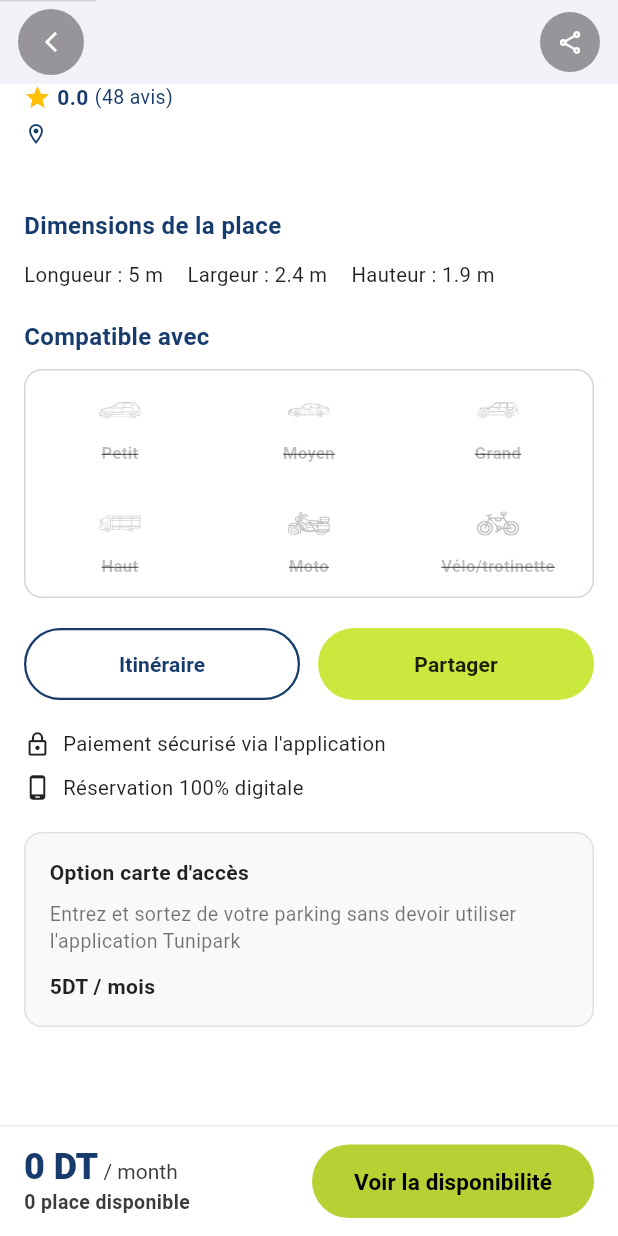
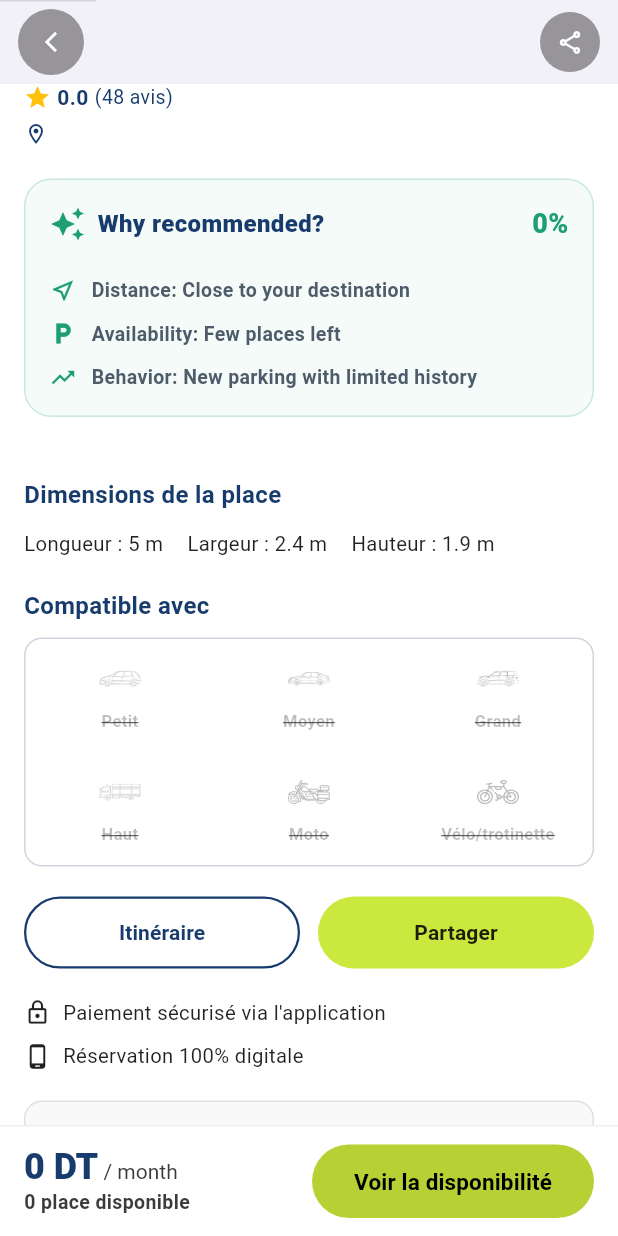
Before and after one commit to GhayethArbi/flutter-project, a Flutter app: the ParkingDetailsScreen screen opened directly with empty values, scrolled down 259 dp, on a phone screen of 412 x 824 dp. Run offline on Flutter 3.47's test engine with Material 3 defaults, Android fonts, the phone set to English and light mode, and no system bars; our stand-ins replace app_links, dio, equatable, file_picker, flutter_bloc, flutter_secure_storage and 4 more; missing offline and left inert: mapbox_maps_flutter; accounts and stored records are empty; network calls fail.

Commit message:
feat(ai): explain parking recommendations in details screen

```diff
--- a/lib/features/parking_details/view/parking_details_screen.dart
+++ b/lib/features/parking_details/view/parking_details_screen.dart
@@ -71,8 +71,6 @@ class _ParkingDetailsScreenState extends State<ParkingDetailsScreen> {
     _commentController.dispose();
     super.dispose();
   }
-
-
 
   @override
   Widget build(BuildContext context) {
@@ -250,6 +248,16 @@ class _ParkingDetailsScreenState extends State<ParkingDetailsScreen> {
                           desktop: 28,
                         ),
                       ),
+                      if (p.ai != null) ...[
+                        _WhyRecommendedSection(ai: p.ai!),
+                        SizedBox(
+                          height: rs.adaptive(
+                            mobile: 20,
+                            tablet: 24,
+                            desktop: 28,
+                          ),
+                        ),
+                      ],
                       ParkingCharacteristics(
                         characteristics: widget.parking.characteristics,
                       ),
@@ -318,4 +326,106 @@ class _ParkingDetailsScreenState extends State<ParkingDetailsScreen> {
   }
 
   final GlobalKey _reviewsKey = GlobalKey();
+
 }
+class _WhyRecommendedSection extends StatelessWidget {
+  final ParkingAiInfo ai;
+
+  const _WhyRecommendedSection({required this.ai});
+
+  @override
+  Widget build(BuildContext context) {
+    return Container(
+      padding: const EdgeInsets.all(16),
+      decoration: BoxDecoration(
+        color: const Color(0xFFF4FBF8),
+        borderRadius: BorderRadius.circular(18),
+        border: Border.all(
+          color: const Color(0xFF1D9E75).withValues(alpha: 0.20),
+        ),
+      ),
+      child: Column(
+        crossAxisAlignment: CrossAxisAlignment.start,
+        children: [
+          Row(
+            children: [
+              const Icon(Icons.auto_awesome, color: Color(0xFF1D9E75)),
+              const SizedBox(width: 8),
+              const Expanded(
+                child: Text(
+                  'Why recommended?',
+                  style: TextStyle(
+                    fontWeight: FontWeight.w800,
+                    fontSize: 16,
+                    color: Color(0xFF173B6C),
+                  ),
+                ),
+              ),
+              Text(
+                '${ai.matchPercent}%',
+                style: const TextStyle(
+                  fontWeight: FontWeight.w900,
+                  fontSize: 18,
+                  color: Color(0xFF1D9E75),
+                ),
+              ),
+            ],
+          ),
+          const SizedBox(height: 12),
+          _AiExplanationRow(
+            icon: Icons.near_me_outlined,
+            title: 'Distance',
+            value: ai.distanceLabel,
+          ),
+          _AiExplanationRow(
+            icon: Icons.local_parking,
+            title: 'Availability',
+            value: ai.availabilityLabel,
+          ),
+          _AiExplanationRow(
+            icon: Icons.trending_up,
+            title: 'Behavior',
+            value: ai.conversionRate > 0
+                ? 'Drivers often choose this parking'
+                : 'New parking with limited history',
+          ),
+        ],
+      ),
+    );
+  }
+}
+
+class _AiExplanationRow extends StatelessWidget {
+  final IconData icon;
+  final String title;
+  final String value;
+
+  const _AiExplanationRow({
+    required this.icon,
+    required this.title,
+    required this.value,
+  });
+
+  @override
+  Widget build(BuildContext context) {
+    return Padding(
+      padding: const EdgeInsets.only(top: 10),
+      child: Row(
+        children: [
+          Icon(icon, size: 18, color: const Color(0xFF1D9E75)),
+          const SizedBox(width: 10),
+          Expanded(
+            child: Text(
+              '$title: $value',
+              style: const TextStyle(
+                fontSize: 13,
+                fontWeight: FontWeight.w600,
+                color: Color(0xFF4D5B6A),
+              ),
+            ),
+          ),
+        ],
+      ),
+    );
+  }
+}
--- a/lib/features/parking_map/widgets/parking_card_item.dart
+++ b/lib/features/parking_map/widgets/parking_card_item.dart
@@ -7,11 +7,13 @@ import 'package:tunipark/features/parking_map/models/parking_place.dart';
 class ParkingCardItem extends StatelessWidget {
   final ParkingPlace parking;
   final bool isSelected;
+  final bool isBestRecommendation;
 
   const ParkingCardItem({
     super.key,
     required this.parking,
     required this.isSelected,
+    this.isBestRecommendation = false,
   });
 
   @override
@@ -77,6 +79,27 @@ class ParkingCardItem extends StatelessWidget {
                 child: Column(
                   crossAxisAlignment: CrossAxisAlignment.start,
                   children: [
+                    if (isBestRecommendation) ...[
+                      Container(
+                        padding: const EdgeInsets.symmetric(
+                          horizontal: 8,
+                          vertical: 4,
+                        ),
+                        decoration: BoxDecoration(
+                          color: const Color(0xFFFFF4D6),
+                          borderRadius: BorderRadius.circular(20),
+                        ),
+                        child: const Text(
+                          '⭐ Best Match',
+                          style: TextStyle(
+                            fontSize: 11,
+                            fontWeight: FontWeight.w800,
+                            color: Color(0xFF9A6B00),
+                          ),
+                        ),
+                      ),
+                      const SizedBox(height: 6),
+                    ],
                     Row(
                       children: [
                         const Icon(Icons.star, color: Colors.amber, size: 16),
--- a/lib/features/parking_map/widgets/parking_cards_section.dart
+++ b/lib/features/parking_map/widgets/parking_cards_section.dart
@@ -9,10 +9,7 @@ import 'parking_card_item.dart';
 class ParkingCardsSection extends StatelessWidget {
   final PageController pageController;
 
-  const ParkingCardsSection({
-    super.key,
-    required this.pageController,
-  });
+  const ParkingCardsSection({super.key, required this.pageController});
 
   @override
   Widget build(BuildContext context) {
@@ -21,7 +18,7 @@ class ParkingCardsSection extends StatelessWidget {
     return BlocBuilder<ParkingMapCubit, ParkingMapState>(
       builder: (context, state) {
         return SizedBox(
-          height: rs.adaptive(mobile: 150, tablet: 170, desktop: 190),
+          height: rs.adaptive(mobile: 185, tablet: 200, desktop: 215),
           child: PageView.builder(
             controller: pageController,
             itemCount: state.parkings.length,
@@ -36,6 +33,7 @@ class ParkingCardsSection extends StatelessWidget {
                 child: ParkingCardItem(
                   parking: parking,
                   isSelected: index == state.selectedIndex,
+                  isBestRecommendation: index == 0,
                 ),
               );
             },
```
